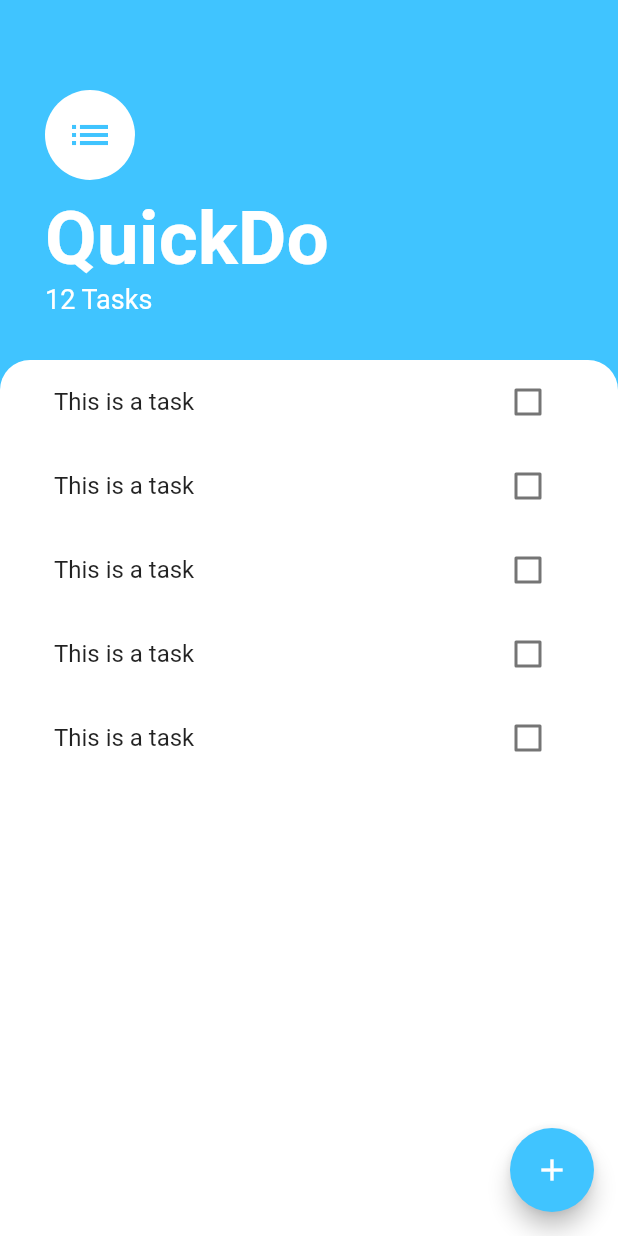
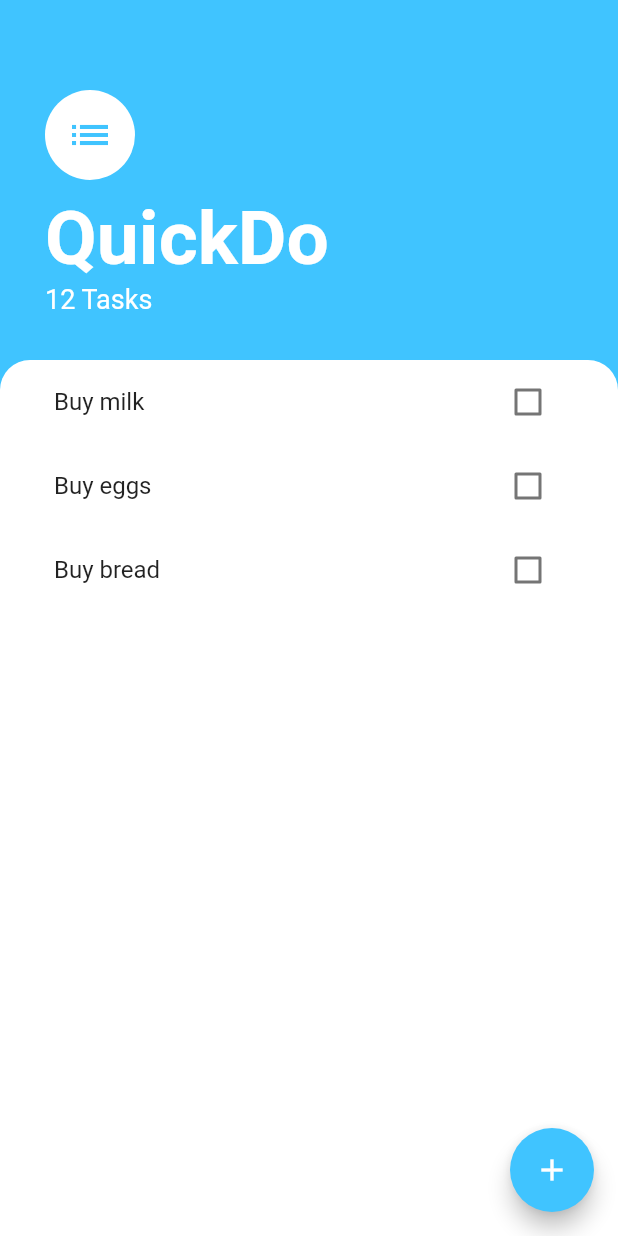
Before and after one commit to mrudulmohan007/todo-app-using-provider, a Flutter app: the screen it shows after launch, on a phone screen of 412 x 824 dp. Run offline on Flutter 3.47's test engine with Material 2 defaults, Android fonts, the phone set to English and light mode, and no system bars.

Commit message:
list of tasks created

```diff
--- /dev/null
+++ b/lib/models/task.dart
@@ -0,0 +1,9 @@
+class Task {
+  final String name;
+  bool isDone;
+  Task({required this.name, this.isDone = false});
+
+  void toggleDone() {
+    isDone = !isDone;
+  }
+}
--- a/lib/widgets/task_list.dart
+++ b/lib/widgets/task_list.dart
@@ -1,20 +1,39 @@
 import 'package:flutter/material.dart';
 import 'package:todo_app/widgets/task_tile.dart';
+import 'package:todo_app/models/task.dart';
 
-class TasksList extends StatelessWidget {
+class TasksList extends StatefulWidget {
   const TasksList({
     super.key,
   });
 
   @override
+  State<TasksList> createState() => _TasksListState();
+}
+
+class _TasksListState extends State<TasksList> {
+  List<Task> tasks = [
+    Task(name: 'Buy milk'),
+    Task(name: 'Buy eggs'),
+    Task(name: 'Buy bread'),
+  ];
+  @override
   Widget build(BuildContext context) {
     return ListView(
+      physics: BouncingScrollPhysics(),
       children: [
-        TaskTile(),
-        TaskTile(),
-        TaskTile(),
-        TaskTile(),
-        TaskTile(),
+        TaskTile(
+          taskTitle: tasks[0].name,
+          isChecked: tasks[0].isDone,
+        ),
+        TaskTile(
+          taskTitle: tasks[1].name,
+          isChecked: tasks[1].isDone,
+        ),
+        TaskTile(
+          taskTitle: tasks[2].name,
+          isChecked: tasks[2].isDone,
+        ),
       ],
     );
   }
--- a/lib/widgets/task_tile.dart
+++ b/lib/widgets/task_tile.dart
@@ -1,20 +1,30 @@
 import 'package:flutter/material.dart';
 
 class TaskTile extends StatelessWidget {
-  const TaskTile({
-    super.key,
-  });
+  final bool isChecked;
+  final String taskTitle;
+  TaskTile({required this.isChecked, required this.taskTitle});
 
   @override
   Widget build(BuildContext context) {
-    return SingleChildScrollView(
-      child: ListTile(
-        title: Text('This is a task'),
-        trailing: Checkbox(
-          value: false,
-          onChanged: (bool? value) {},
-        ),
+    return ListTile(
+      title: Text(
+        taskTitle,
+        style: TextStyle(
+            decoration: isChecked ? TextDecoration.lineThrough : null),
+      ),
+      trailing: Checkbox(
+        activeColor: Colors.lightBlueAccent,
+        value: isChecked,
+        onChanged: (bool) {},
+        // onChanged: toggleCheckBoxState,
       ),
     );
   }
 }
+
+// (bool? checkBoxState) {
+//           setState(() {
+//             isChecked = checkBoxState ?? true;
+//           });
+//         },
```
